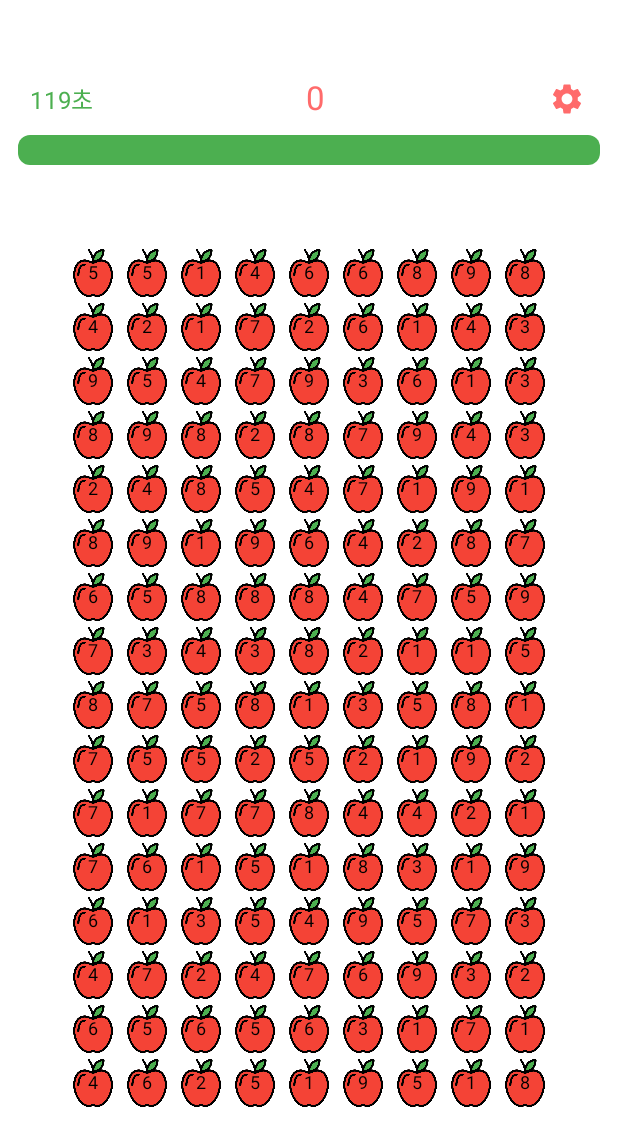
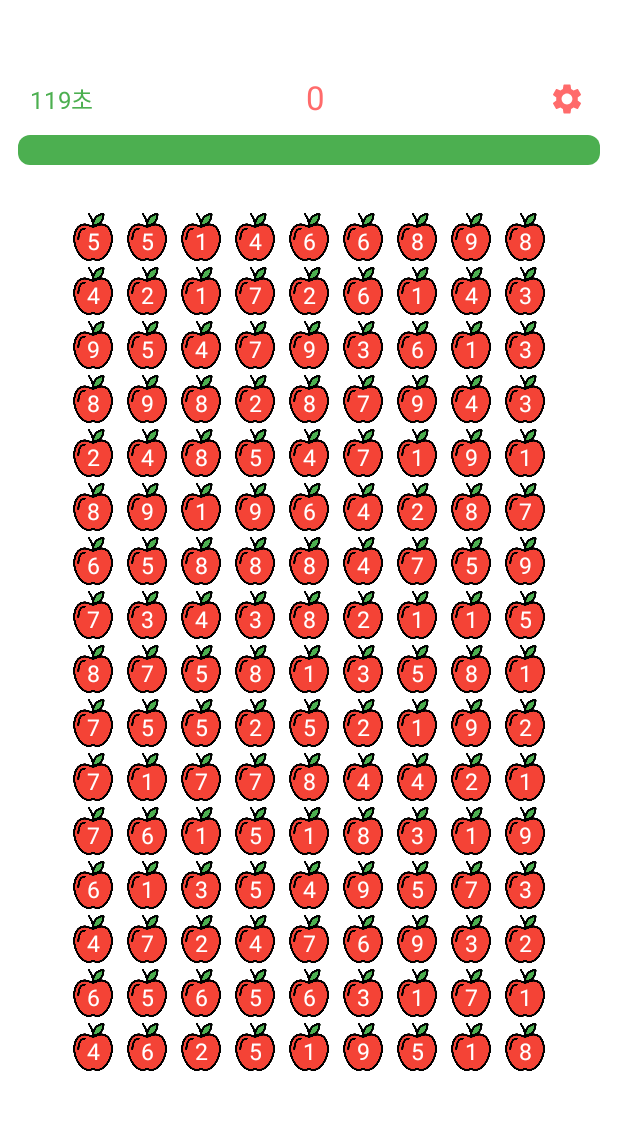
Before and after one commit to Noil0909/AppleGame, an Android app built with Jetpack Compose: the AppleGameScreen screen opened through its navigation route, on a phone screen of 412 x 824 dp. Shown: the top 1146 px of the screen. Run offline under Robolectric (Android 15) with nearby library versions, the phone set to English and light mode, and no system bars; our stand-ins replace Dagger/Hilt's generated code.

Commit message:
Update AppleGameScreen.kt

```diff
--- a/app/src/main/java/com/example/applegame/ui/screen/AppleGameScreen.kt
+++ b/app/src/main/java/com/example/applegame/ui/screen/AppleGameScreen.kt
@@ -4,6 +4,7 @@ import androidx.lifecycle.viewmodel.compose.viewModel
 import androidx.compose.foundation.Canvas
 import androidx.compose.foundation.Image
 import androidx.compose.foundation.background
+import androidx.compose.foundation.border
 import androidx.compose.foundation.gestures.detectDragGestures
 import androidx.compose.foundation.layout.Arrangement
 import androidx.compose.foundation.layout.Box
@@ -15,6 +16,7 @@ import androidx.compose.foundation.layout.aspectRatio
 import androidx.compose.foundation.layout.fillMaxSize
 import androidx.compose.foundation.layout.fillMaxWidth
 import androidx.compose.foundation.layout.height
+import androidx.compose.foundation.layout.offset
 import androidx.compose.foundation.layout.padding
 import androidx.compose.foundation.layout.size
 import androidx.compose.foundation.lazy.grid.GridCells
@@ -114,6 +116,8 @@ fun AppleGameScreen(
         ) {
             GameInfoHeader(viewModel = viewModel, onShowSettings = { showSettings = true })
             TimeProgressBar(viewModel = viewModel)
+            Spacer(modifier = Modifier.height(30.dp))
+
 
             AppleGameBoard(
                 apples = apples,
@@ -178,7 +182,7 @@ fun AppleGameBoard(
 ) {
     Column(
         modifier = Modifier.fillMaxSize(),
-        verticalArrangement = Arrangement.Center
+        verticalArrangement = Arrangement.Top
     ) {
         for (row in 0 until rows) {
             Row(
@@ -201,20 +205,24 @@ fun AppleGameBoard(
                                 },
                             contentAlignment = Alignment.Center
                         ) {
-                            val painter: Painter = painterResource(id = R.drawable.apple2_icon)
                             Image(
-                                painter = painter,
+                                painter = painterResource(id = R.drawable.apple2_icon),
                                 contentDescription = null,
-                                modifier = Modifier.fillMaxSize()
+                                colorFilter = if(apple.isSelected) tint(Color.Red) else null,
+                                modifier = Modifier
+                                    .fillMaxSize()
+                                    .graphicsLayer {
+                                        scaleX = if (apple.isSelected) 1.1f else 1f
+                                        scaleY = if (apple.isSelected) 1.1f else 1f
+                                    },
                             )
-                            if (apple.isSelected) {
-                                Box(
-                                    modifier = Modifier
-                                        .matchParentSize()
-                                        .background(Color.Blue.copy(alpha = 0.3f))
-                                )
-                            }
-                            Text(text = "${apple.number}", fontSize = 12.sp, color = Color.Black)
+                            Text(
+                                text = "${apple.number}",
+                                fontSize = 15.sp,
+                                color = Color.White,
+                                modifier = Modifier
+                                    .offset(y=3.dp)
+                            )
                         }
                     } else {
                         Spacer(modifier = Modifier.size(36.dp).padding(2.dp))
```
